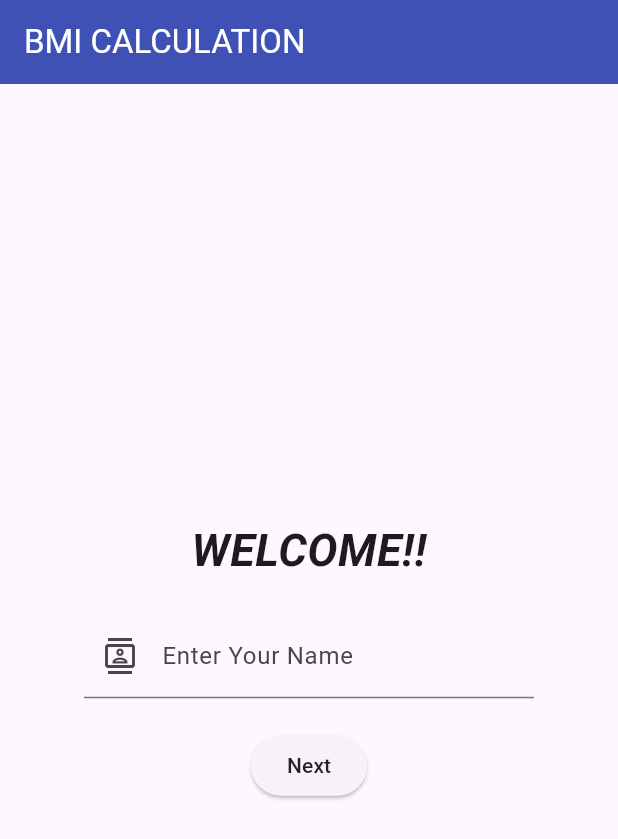
After one commit to varshadevakathe/Flutter_BMI_App, a Flutter app: the screen it shows after launch, on a phone screen of 412 x 824 dp. The commit adds this screen. Shown: the top 839 px of the screen. Run offline on Flutter 3.47's test engine with Material 3 defaults, Android fonts, the phone set to English and light mode, and no system bars.

Commit message:
add files

```diff
--- /dev/null
+++ b/lib/intro_screen.dart
@@ -0,0 +1,45 @@
+import 'package:flutter/material.dart';
+import 'package:classico/main.dart';
+
+class IntroPage extends StatelessWidget{
+  var nameController = TextEditingController();
+  @override
+  Widget build(BuildContext context) {
+    return Scaffold(
+      appBar: AppBar(
+        title: Text('BMI CALCULATION', style: TextStyle(color: Colors.white),),
+        backgroundColor: Colors.indigo,
+      ),
+      body: Center(
+        child: Column(
+          mainAxisAlignment: MainAxisAlignment.center,
+          children: [
+            Text('WELCOME!!',
+              style: TextStyle(
+                fontSize: 30, fontWeight: FontWeight.bold, fontStyle: FontStyle.italic
+              ),
+            ),
+            SizedBox(height: 21),
+            Container(
+              width: 300,
+              child: TextField(
+                controller: nameController,
+                decoration: InputDecoration(
+                  label: Text('Enter Your Name'),
+                  prefixIcon: Icon(Icons.contacts_outlined)
+                ),
+              ),
+            ),
+            SizedBox(height: 21),
+            ElevatedButton(onPressed: (){
+              Navigator.push(context, MaterialPageRoute(builder: (context) {
+                return MyHomePage(nameController.text.toString());
+              })
+              );
+            }, child: Text('Next', style: TextStyle(color: Colors.black87)),)
+          ],
+        ),
+      ),
+    );
+  }
+}
```
Also changed, not shown: lib/main.dart (+90 -56 lines), lib/splash_screen.dart (added, +39 -0 lines).
